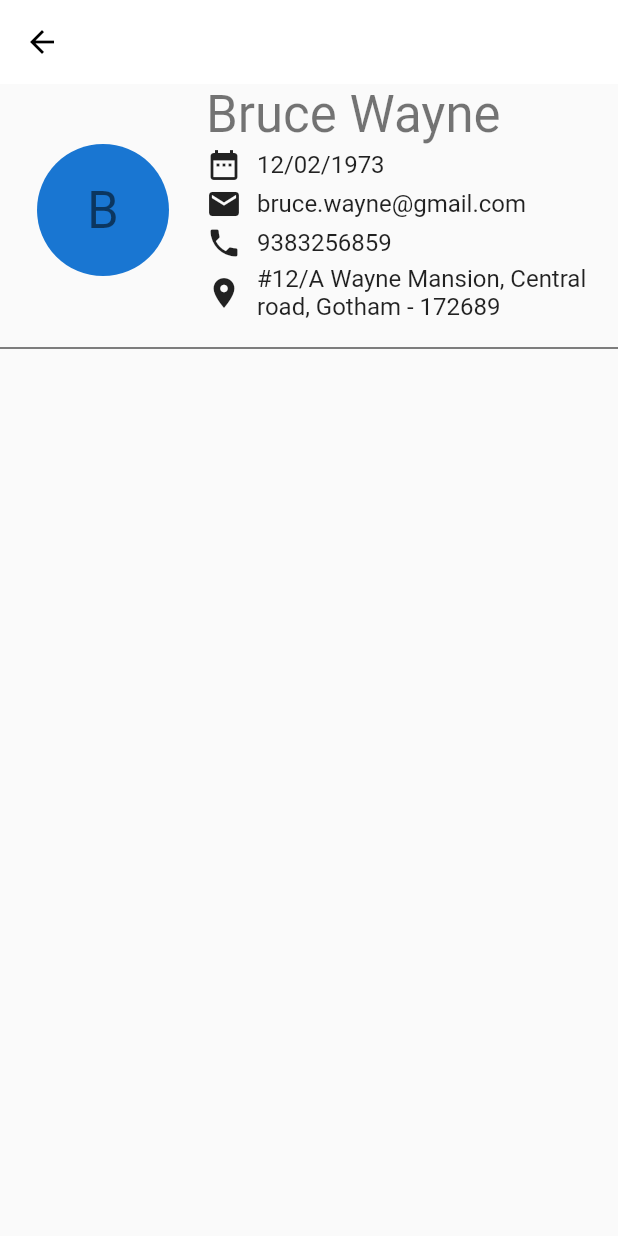
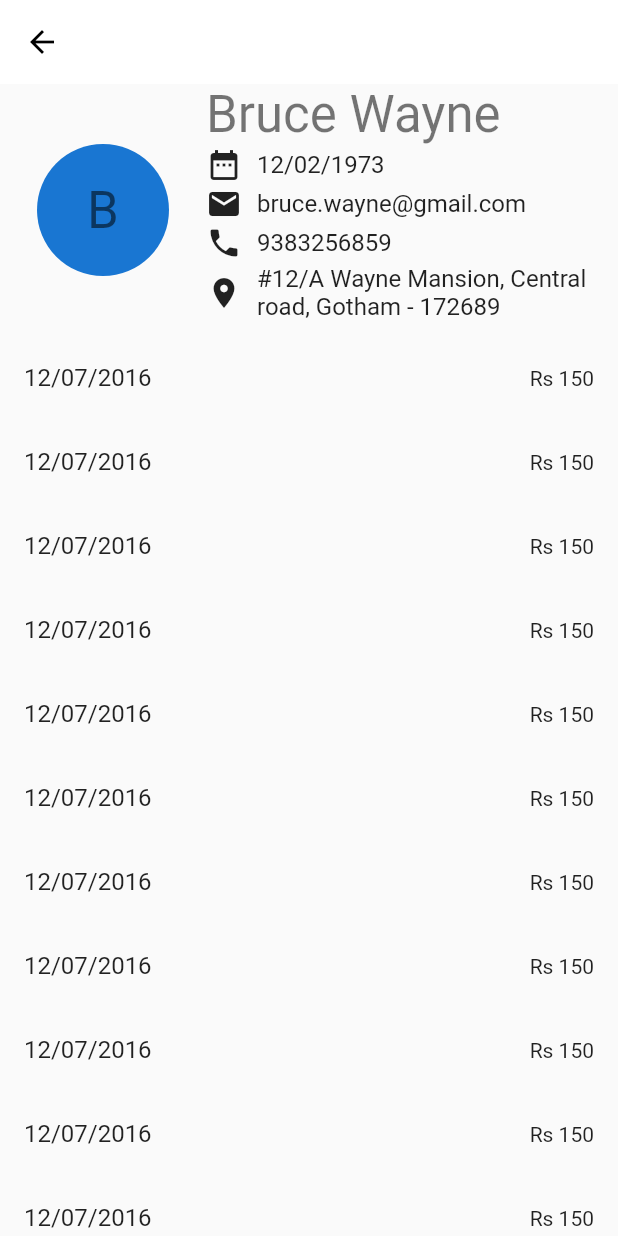
Before and after one commit to Darshan-AS/photon, a Flutter app: the Borrower screen opened by its route, on a phone screen of 412 x 824 dp. Run offline on Flutter 3.47's test engine with Material 2 defaults, Android fonts, the phone set to English and light mode, and no system bars.

Commit message:
Display Transactions in Borrower Detail page

```diff
--- a/lib/screens/borrower/borrower.dart
+++ b/lib/screens/borrower/borrower.dart
@@ -1,5 +1,6 @@
 import 'package:flutter/material.dart';
 import 'package:photon/screens/borrower/profile.dart';
+import 'package:photon/screens/borrower/transaction_list.dart';
 
 class Borrower extends StatelessWidget {
   @override
@@ -14,7 +15,7 @@ class Borrower extends StatelessWidget {
       body: Column(
         children: <Widget>[
           Profile(),
-          Divider(color: Colors.black),
+          Expanded(child: TransactionListView()),
         ],
       ),
     );
--- /dev/null
+++ b/lib/screens/borrower/transaction_list.dart
@@ -0,0 +1,33 @@
+import 'package:flutter/material.dart';
+
+class TransactionListView extends StatelessWidget {
+  @override
+  Widget build(BuildContext context) {
+    return ListView(
+      children: <Widget>[
+        TransactionListTile(),
+        TransactionListTile(),
+        TransactionListTile(),
+        TransactionListTile(),
+        TransactionListTile(),
+        TransactionListTile(),
+        TransactionListTile(),
+        TransactionListTile(),
+        TransactionListTile(),
+        TransactionListTile(),
+        TransactionListTile(),
+        TransactionListTile(),
+      ],
+    );
+  }
+}
+
+class TransactionListTile extends StatelessWidget {
+  @override
+  Widget build(BuildContext context) {
+    return ListTile(
+      title: Text('12/07/2016'),
+      trailing: Text('Rs 150'),
+    );
+  }
+}
```
